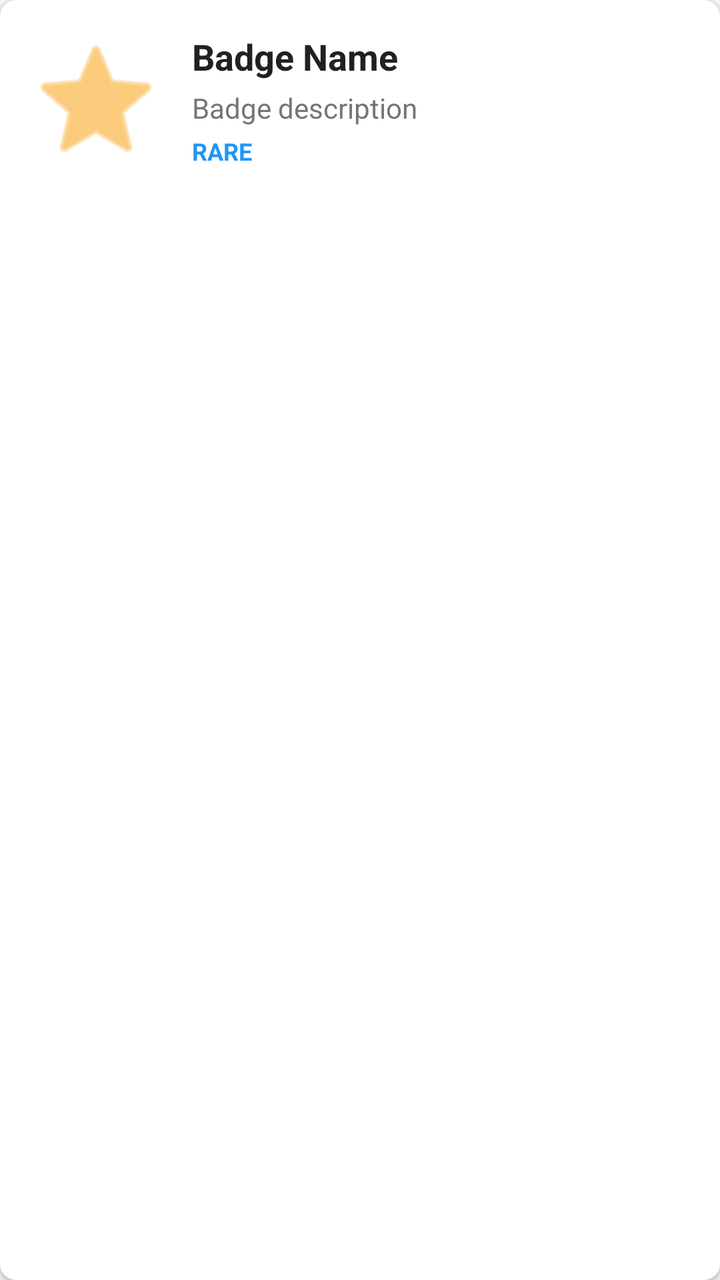
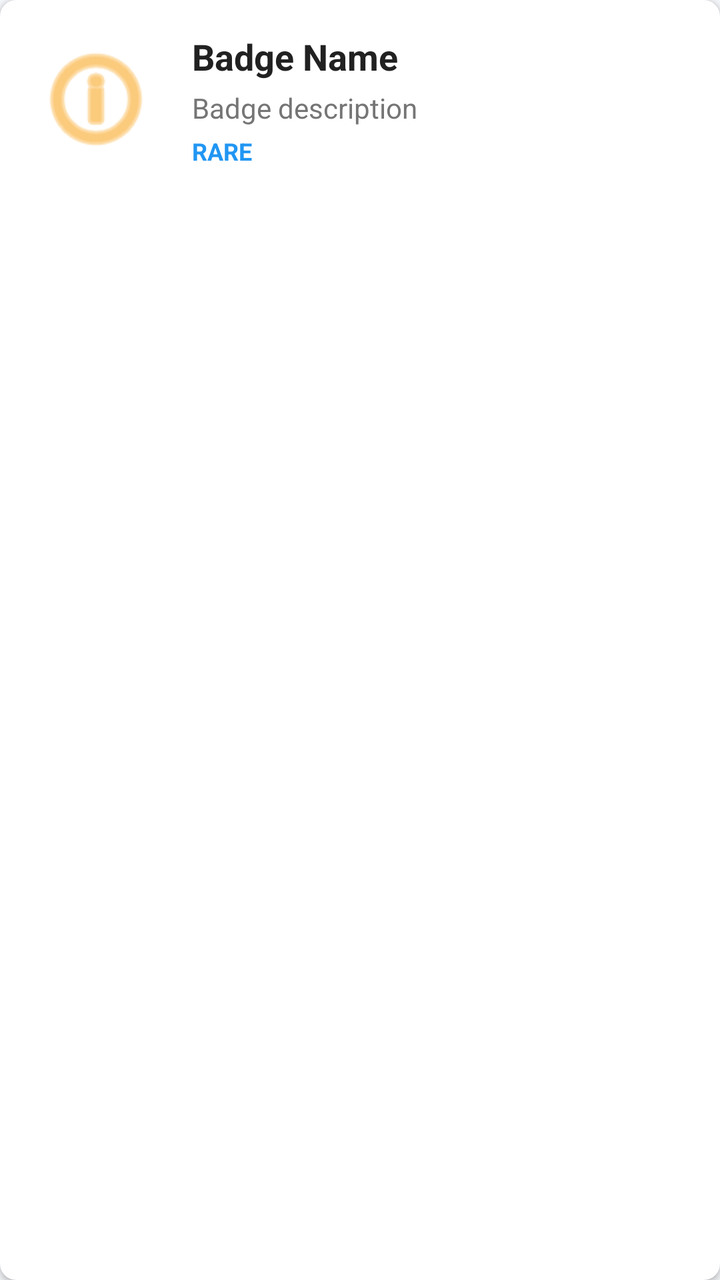

Screens rendered from an Android XML layout before and after an edit, with the pre-edit source and the edit as a unified diff.
<!-- AndroidManifest.xml: application theme Theme.Learn2Survive -->
<!-- res/layout/item_badge.xml -->
<?xml version="1.0" encoding="utf-8"?>
<androidx.cardview.widget.CardView xmlns:android="http://schemas.android.com/apk/res/android"
    xmlns:app="http://schemas.android.com/apk/res-auto"
    android:layout_width="match_parent"
    android:layout_height="wrap_content"
    android:layout_margin="8dp"
    app:cardCornerRadius="8dp"
    app:cardElevation="2dp">

    <RelativeLayout
        android:layout_width="match_parent"
        android:layout_height="wrap_content"
        android:padding="16dp">

        <ImageView
            android:id="@+id/badgeIcon"
            android:layout_width="64dp"
            android:layout_height="64dp"
            android:src="@android:drawable/ic_menu_star"
            android:tint="@color/accent"
            android:layout_alignParentStart="true"
            android:layout_centerVertical="true" />

        <LinearLayout
            android:layout_width="match_parent"
            android:layout_height="wrap_content"
            android:layout_toEndOf="@id/badgeIcon"
            android:layout_marginStart="16dp"
            android:orientation="vertical">

            <TextView
                android:id="@+id/badgeName"
                android:layout_width="wrap_content"
                android:layout_height="wrap_content"
                android:text="Badge Name"
                android:textSize="18sp"
                android:textColor="@color/text_primary"
                android:textStyle="bold" />

            <TextView
                android:id="@+id/badgeDescription"
                android:layout_width="wrap_content"
                android:layout_height="wrap_content"
                android:text="Badge description"
                android:textSize="14sp"
                android:textColor="@color/text_secondary"
                android:layout_marginTop="4dp" />

            <TextView
                android:id="@+id/badgeRarity"
                android:layout_width="wrap_content"
                android:layout_height="wrap_content"
                android:text="RARE"
                android:textSize="12sp"
                android:textColor="@color/info"
                android:textStyle="bold"
                android:layout_marginTop="4dp" />
        </LinearLayout>

        <View
            android:id="@+id/lockedOverlay"
            android:layout_width="match_parent"
            android:layout_height="match_parent"
            android:background="@color/text_hint"
            android:alpha="0.3"
            android:visibility="gone" />

    </RelativeLayout>

</androidx.cardview.widget.CardView>
<!-- resources referenced by this layout -->
<resources>
  <color name="accent">#F9A825</color>
  <color name="info">#2196F3</color>
  <color name="text_hint">#9E9E9E</color>
  <color name="text_primary">#212121</color>
  <color name="text_secondary">#757575</color>
  <style name="Theme.Learn2Survive" parent="Base.Theme.Learn2Survive" />
  <style name="Base.Theme.Learn2Survive" parent="Theme.Material3.DayNight.NoActionBar">
          
          <item name="colorPrimary">@color/primary</item>
          <item name="colorPrimaryDark">@color/primary_dark</item>
          <item name="colorPrimaryContainer">@color/primary_light</item>
          
          
          <item name="colorSecondary">@color/secondary</item>
          <item name="colorSecondaryContainer">@color/secondary_light</item>
          
          
          <item name="colorAccent">@color/accent</item>
          
          
          <item name="android:colorBackground">@color/background</item>
          <item name="colorSurface">@color/surface</item>
          
          
          <item name="android:textColorPrimary">@color/text_primary</item>
          <item name="android:textColorSecondary">@color/text_secondary</item>
          <item name="android:textColorHint">@color/text_hint</item>
          
          
          <item name="android:statusBarColor">@color/primary</item>
          
          
          <item name="android:windowBackground">@color/background</item>
          
          
          <item name="android:windowLayoutInDisplayCutoutMode" tools:targetApi="o_mr1">shortEdges</item>
      </style>
  <color name="primary">#1565C0</color>
  <color name="primary_dark">#0D47A1</color>
  <color name="primary_light">#5E92F3</color>
  <color name="secondary">#2E7D32</color>
  <color name="secondary_light">#60AD5E</color>
  <color name="background">#F5F7FA</color>
  <color name="surface">#FFFFFF</color>
</resources>

<!-- the commit's change to res/layout/item_badge.xml (unified diff, before → after) -->
@@ -16,7 +16,7 @@
             android:id="@+id/badgeIcon"
             android:layout_width="64dp"
             android:layout_height="64dp"
-            android:src="@android:drawable/ic_menu_star"
+            android:src="@android:drawable/ic_menu_info_details"
             android:tint="@color/accent"
             android:layout_alignParentStart="true"
             android:layout_centerVertical="true" />
